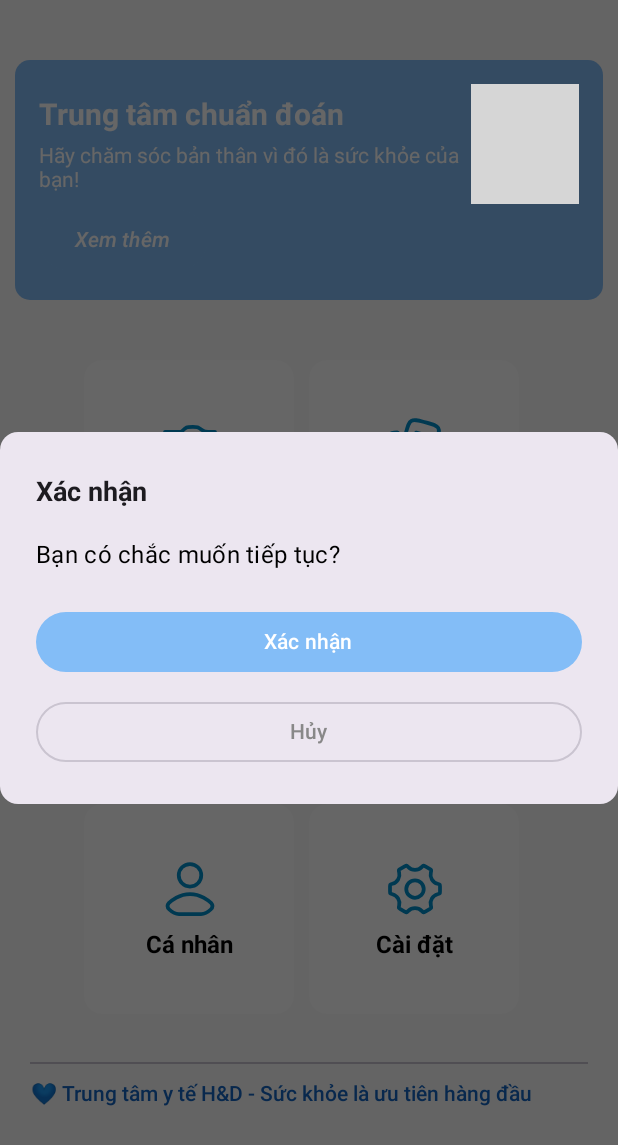
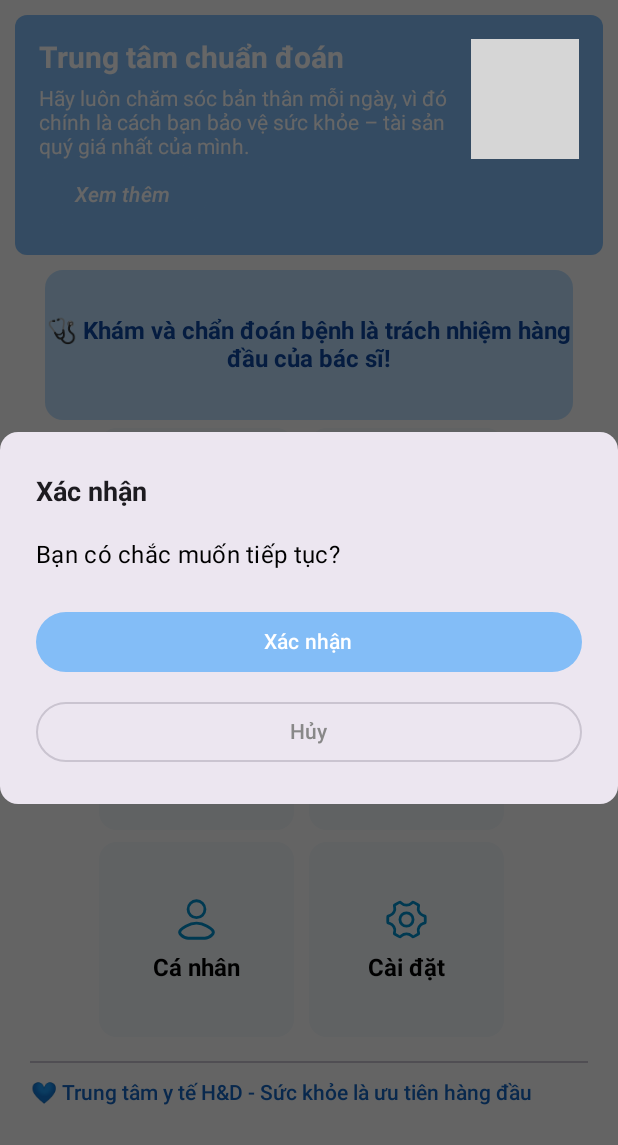
Before and after one commit to PhamHong03/healthy_diagnosis, an Android app built with Jetpack Compose: the HomeScreen screen opened through its navigation route, on a phone screen of 412 x 824 dp. Shown: the top 1145 px of the screen. Run offline under Robolectric (Android 15) with nearby library versions, the phone set to English and light mode, and no system bars; our stand-ins replace Dagger/Hilt's generated code, Firebase (no records; nobody signed in at launch, a user with empty details on screens opened directly); grey boxes are pictures that could not be loaded.

Commit message:
update screen worklis

```diff
--- a/app/src/main/java/com/example/healthy_diagnosis/core/utils/DrawerNav.kt
+++ b/app/src/main/java/com/example/healthy_diagnosis/core/utils/DrawerNav.kt
@@ -85,12 +85,10 @@ fun DrawerMenu(
                 )
             }
             Divider()
-            MenuItemDrawer(text = "Danh sách", iconResId = R.drawable.note_stroke_rounded) { onMenuItemClick("list") }
-            MenuItemDrawer(text = "Chẩn đoán", iconResId = R.drawable.cameradiag) { onMenuItemClick("Diagnosis") }
-            MenuItemDrawer(text = "CSSK", iconResId = R.drawable.cssk) { onMenuItemClick("CSSK") }
+            MenuItemDrawer(text = "Công việc", iconResId = R.drawable.cssk) { onMenuItemClick("Healthcare") }
+            MenuItemDrawer(text = "Danh sách", iconResId = R.drawable.note_stroke_rounded) { onMenuItemClick("Patients") }
             MenuItemDrawer(text = "Kết quả", iconResId = R.drawable.result) { onMenuItemClick("Result") }
             MenuItemDrawer(text = "Ghi chú", iconResId = R.drawable.note) { onMenuItemClick("Notes") }
-            MenuItemDrawer(text = "Hội chuẩn", iconResId = R.drawable.video) { onMenuItemClick("HoiChuan") }
             MenuItemDrawer(text = "Cá nhân", iconResId = R.drawable.user) { onMenuItemClick("Personal") }
             MenuItemDrawer(text = "Cài đặt", iconResId = R.drawable.setting) { onMenuItemClick("Setting") }
             MenuItemDrawer(text = "Logout", iconResId = R.drawable.user) { onMenuItemClick("Logout") }
--- a/app/src/main/java/com/example/healthy_diagnosis/core/utils/exportDiagnosisToPdf.kt
+++ b/app/src/main/java/com/example/healthy_diagnosis/core/utils/exportDiagnosisToPdf.kt
@@ -127,7 +127,7 @@ suspend fun exportDiagnosisToPdf(context: Context, detail: DiagnosisFullInfo): F
 
     // ======= HÌNH ẢNH VÀ CHỮ "HÌNH ẢNH CHẨN ĐOÁN" ========
     val imageTopY = y + 30f
-    val imageUrl = "http://192.168.1.9:5000/${detail.image_path}"
+    val imageUrl = "http://192.168.70.24:5000/${detail.image_path}"
 
     val textLeftX = 40f
     val imageWidth = 300
--- a/app/src/main/java/com/example/healthy_diagnosis/data/datasources/local/ImagesDao.kt
+++ b/app/src/main/java/com/example/healthy_diagnosis/data/datasources/local/ImagesDao.kt
@@ -7,6 +7,7 @@ import androidx.room.Query
 import androidx.room.Update
 import com.example.healthy_diagnosis.data.models.AppointmentFormEntity
 import com.example.healthy_diagnosis.data.models.ImagesEntity
+import com.example.healthy_diagnosis.data.models.RoomEntity
 import okhttp3.Response
 
 @Dao
@@ -21,6 +22,10 @@ interface ImagesDao {
     @Query("DELETE FROM images")
     suspend fun deleteAllImages()
 
+
+    @Insert(onConflict = OnConflictStrategy.REPLACE)
+    suspend fun insertAll(room: List<ImagesEntity>)
+
     @Update
     suspend fun update(imagesEntity: ImagesEntity)
 
--- a/app/src/main/java/com/example/healthy_diagnosis/data/datasources/local/PatientDetailsDao.kt
+++ b/app/src/main/java/com/example/healthy_diagnosis/data/datasources/local/PatientDetailsDao.kt
@@ -2,7 +2,6 @@ package com.example.healthy_diagnosis.data.datasources.local
 
 import androidx.room.Dao
 import androidx.room.Query
-import com.example.healthy_diagnosis.data.models.PatientEntity
 import com.example.healthy_diagnosis.domain.usecases.appointment.AppointmentDetails
 
 @Dao
@@ -29,11 +28,12 @@ interface PatientDetailsDao {
     FROM appointment_forms a
     INNER JOIN application_forms af ON a.application_form_id = af.id
     INNER JOIN patients p ON af.patient_id = p.id
-    LEFT JOIN images i ON a.id = i.appointment_id
-    LEFT JOIN diagnose_disease d ON i.diseases_id = d.id
+    LEFT JOIN images i ON a.id = i.appointment_id  -- Ensure 'appointment_id' is correct
+    LEFT JOIN diagnose_disease d ON i.diseases_id = d.id  -- Check the correct foreign key
     LEFT JOIN category_disease c ON d.category_disease_id = c.id
     WHERE p.id = :patient_id
     ORDER BY af.application_form_date DESC
+
 """)
     suspend fun getAllAppointmentByPatientId(patient_id: Int): List<AppointmentDetails>
 
--- a/app/src/main/java/com/example/healthy_diagnosis/di/NetworkModule.kt
+++ b/app/src/main/java/com/example/healthy_diagnosis/di/NetworkModule.kt
@@ -26,7 +26,7 @@ import javax.inject.Singleton
 object NetworkModule {
 
 //    private val BASE_URL = "http://10.0.2.2:5000"
-    private val BASE_URL = "http://192.168.1.9:5000/"
+    private val BASE_URL = "http://192.168.70.24:5000/"
 
     @Provides
     @Singleton
--- a/app/src/main/java/com/example/healthy_diagnosis/domain/usecases/patient/PatientWithApplicationDate.kt
+++ b/app/src/main/java/com/example/healthy_diagnosis/domain/usecases/patient/PatientWithApplicationDate.kt
@@ -5,5 +5,6 @@ data class PatientWithApplicationDate(
     val patient_name: String,
     val application_form_date: String,
     val application_form_id: Int,
-    val application_form_content: String
+    val application_form_content: String,
+    val application_form_room_id: String
 )
--- a/app/src/main/java/com/example/healthy_diagnosis/infrastructure/repositories/ImagesRepositoryImpl.kt
+++ b/app/src/main/java/com/example/healthy_diagnosis/infrastructure/repositories/ImagesRepositoryImpl.kt
@@ -16,28 +16,6 @@ class ImagesRepositoryImpl @Inject constructor(
     private val imagesDao: ImagesDao,
     private val imagesApiService: ImagesApiService
 ) : ImagesRepository{
-//    override suspend fun uploadImage(
-//        image: MultipartBody.Part,
-//        physicianId: RequestBody,
-//        appointmentId: RequestBody,
-//        diseasesId: RequestBody?
-//    ): Boolean {
-//        return try {
-//            val response = imagesApiService.uploadImage(image, physicianId, appointmentId, diseasesId)
-//            if (response.isSuccessful) {
-//                Log.d("Upload", "Image uploaded successfully")
-//                true
-//            } else {
-//                Log.e("Upload", "Failed to upload image: ${response.code()} - ${response.message()}, $response")
-//                false
-//            }
-//        } catch (e: Exception) {
-//            Log.e("Upload", "Upload failed: ${e.message}", e)
-//            false
-//        }
-//    }
-
-
 
     override suspend fun getImageById(imageId: Int): ImagesEntity? {
         val response = imagesApiService.getImageById(imageId)
@@ -64,15 +42,34 @@ class ImagesRepositoryImpl @Inject constructor(
         }
     }
 
+//    override suspend fun getAllImages(): List<ImagesEntity> {
+//        return try {
+//            imagesApiService.getImages()
+//        } catch (e: Exception) {
+//            emptyList()
+//        }
+//    }
     override suspend fun getAllImages(): List<ImagesEntity> {
-        return try {
-            imagesApiService.getImages()
-        } catch (e: Exception) {
-            emptyList()
+//        return try {
+//            val images = imagesDao.getAllImages()
+//            Log.d("ImagesRepositoryImpl", "Fetched ${images.size} images from Room")
+//            images
+//        } catch (e: Exception) {
+//            Log.e("ImagesRepositoryImpl", "Error fetching images from Room: ${e.message}")
+//            emptyList()
+//        }
+        return runCatching {
+            val images = imagesApiService.getImages()
+            imagesDao.insertAll(images)
+            images
+        }.getOrElse {
+            Log.e("ImagesRepo", "Lỗi kết nối API:: ${it.message}")
+            imagesDao.getAllImages()
         }
     }
 
     override suspend fun insertImages(images: List<ImagesEntity>) {
+        Log.d("ImagesRepositoryImpl", "Inserting ${images.size} images into Room")
         imagesDao.insertImages(images)
     }
 
--- a/app/src/main/java/com/example/healthy_diagnosis/presentation/screen/doctors/DiagnosisScreen.kt
+++ b/app/src/main/java/com/example/healthy_diagnosis/presentation/screen/doctors/DiagnosisScreen.kt
@@ -134,8 +134,9 @@ fun DiagnosisScreen(
                 DrawerMenu { selectedItem ->
                     when (selectedItem) {
                         "Home" -> navController.navigate("home")
-                        "List" -> navController.navigate("patient_info")
-                        "Diagnosis" -> navController.navigate("diagnosis")
+                        "Healthcare" -> navController.navigate("healthcare")
+                        "Patients" -> navController.navigate("patients")
+
                     }
                 }
             }
--- a/app/src/main/java/com/example/healthy_diagnosis/presentation/screen/doctors/HomeScreen.kt
+++ b/app/src/main/java/com/example/healthy_diagnosis/presentation/screen/doctors/HomeScreen.kt
@@ -65,7 +65,7 @@ fun HomeScreen(
         MenuItemData("Công việc", R.drawable.cssk, "healthcare" ),
 //        MenuItemData("Chẩn đoán", R.drawable.cameraa, "diagnosis"),
         MenuItemData("Danh sách", R.drawable.note_stroke_rounded, "patients" ),
-        MenuItemData("Kết qưuả", R.drawable.result, "results"),
+        MenuItemData("Kết quả", R.drawable.result, "results"),
         MenuItemData("Ghi chú", R.drawable.note, "notes" ),
 //        MenuItemData("Hội chuẩn", R.drawable.video, "meetings"),
         MenuItemData("Cá nhân", R.drawable.user, "profile"),
@@ -111,12 +111,12 @@ fun HomeScreen(
         Column(
             modifier = Modifier
                 .fillMaxSize()
-                .padding(top = 20.dp)
+//                .padding(top = 8.dp)
                 .verticalScroll(rememberScrollState())
         ) {
 //            HeaderSection(authViewModel, notificationCount, "Hello Dr. ")
 //            SearchBar()
-            Spacer(modifier = Modifier.height(10.dp))
+//            Spacer(modifier = Modifier.height(10.dp))
             Banner(padding = 10.dp)
 //            Box(
 //                modifier = Modifier
@@ -133,10 +133,26 @@ fun HomeScreen(
 //                    color = Color(0xFF0D47A1)
 //                )
 //            }
-            Spacer(modifier = Modifier.height(20.dp))
+//            Spacer(modifier = Modifier.height(10.dp))
+            Box(
+                modifier = Modifier
+                    .fillMaxWidth()
+                    .height(100.dp)
+                    .padding(horizontal = 30.dp)
+                    .background(Color(0xFFBBDEFB), shape = RoundedCornerShape(12.dp)),
+                contentAlignment = Alignment.Center
+            ) {
+                Text(
+                    text = "🩺 Khám và chẩn đoán bệnh là trách nhiệm hàng đầu của bác sĩ!",
+                    textAlign = TextAlign.Center,
+                    fontSize = 16.sp,
+                    fontWeight = FontWeight.Bold,
+                    color = Color(0xFF0D47A1)
+                )
+            }
             MenuGridWithRows(items, navController)
 
-            Spacer(modifier = Modifier.height(20.dp))
+            Spacer(modifier = Modifier.height(4.dp))
             Box(
                 modifier = Modifier
                     .fillMaxSize()
@@ -169,7 +185,7 @@ fun HomeScreen(
 @Composable
 fun Banner(padding : Dp) {
     Card(
-        shape = RoundedCornerShape(10.dp),
+        shape = RoundedCornerShape(8.dp),
         modifier = Modifier
             .fillMaxWidth()
             .padding(padding),
@@ -193,7 +209,7 @@ fun Banner(padding : Dp) {
                     )
                     Spacer(modifier = Modifier.height(8.dp))
                     Text(
-                        text = "Hãy chăm sóc bản thân vì đó là sức khỏe của bạn!",
+                        text = "Hãy luôn chăm sóc bản thân mỗi ngày, vì đó chính là cách bạn bảo vệ sức khỏe – tài sản quý giá nhất của mình.",
                         fontSize = 14.sp,
                         color = Color.White
                     )
@@ -231,10 +247,10 @@ fun Banner(padding : Dp) {
 fun MenuItemCard(item: MenuItemData, navController: NavController, modifier: Modifier) {
     Box(
         modifier = Modifier
-            .size(140.dp)
+            .size(130.dp)
             .clip(RoundedCornerShape(12.dp))
-            .background(Color(0xFFFFFFFF))
-            .padding(16.dp)
+            .background(Color(0xFFF1F5F9))
+            .padding(8.dp)
             .clickable {
                 navController.navigate(item.destination)
                 try {
@@ -253,7 +269,7 @@ fun MenuItemCard(item: MenuItemData, navController: NavController, modifier: Mod
                 painter = painterResource(id = item.iconRes),
                 contentDescription = item.title,
                 tint = MenuItemColor,
-                modifier = Modifier.size(40.dp)
+                modifier = Modifier.size(30.dp)
             )
             Spacer(modifier = Modifier.height(8.dp))
             Text(text = item.title, fontSize = 16.sp, fontWeight = FontWeight.Bold, color = Color.Black)
@@ -266,7 +282,7 @@ fun MenuGridWithRows(menuItems: List<MenuItemData>, navController: NavController
     Column(
         modifier = Modifier
             .fillMaxWidth()
-            .padding(top = 10.dp),
+            .padding(top = 5.dp),
         verticalArrangement = Arrangement.spacedBy(8.dp)
     ) {
         menuItems.chunked(2).forEach { rowItems ->
--- a/app/src/main/java/com/example/healthy_diagnosis/presentation/screen/doctors/ResultScreen.kt
+++ b/app/src/main/java/com/example/healthy_diagnosis/presentation/screen/doctors/ResultScreen.kt
@@ -44,7 +44,7 @@ import kotlinx.coroutines.CoroutineScope
 import kotlinx.coroutines.Dispatchers
 import kotlinx.coroutines.launch
 
-private const val BASE_URL = "http://192.168.1.9:5000/"
+private const val BASE_URL = "http://192.168.70.24:5000/"
 @Composable
 fun ResultScreen(
     navController: NavController,
--- a/app/src/main/java/com/example/healthy_diagnosis/presentation/viewmodel/AppointmentFormViewModel.kt
+++ b/app/src/main/java/com/example/healthy_diagnosis/presentation/viewmodel/AppointmentFormViewModel.kt
@@ -20,8 +20,12 @@ import javax.inject.Inject
 class AppointmentFormViewModel  @Inject constructor(
     private val appointmentFormRepository: AppointmentFormRepository
 ): ViewModel(){
+//    private val _appointmentFormList = MutableStateFlow<List<AppointmentFormEntity>>(emptyList())
+//    val appointmentFormList: StateFlow<List<AppointmentFormEntity>> = _appointmentFormList
+
+
     private val _appointmentFormList = MutableStateFlow<List<AppointmentFormEntity>>(emptyList())
-    val appointmentFormList: StateFlow<List<AppointmentFormEntity>> = _appointmentFormList
+    val appointmentFormList = _appointmentFormList
 
     private val _isSave = MutableStateFlow(false)
     val isSave: StateFlow<Boolean> get() = _isSave
--- a/app/src/main/java/com/example/healthy_diagnosis/presentation/viewmodel/ImagesViewModel.kt
+++ b/app/src/main/java/com/example/healthy_diagnosis/presentation/viewmodel/ImagesViewModel.kt
@@ -44,59 +44,23 @@ class ImagesViewModel @Inject constructor(
     private val _imageUpdateStatus = MutableLiveData<Boolean>()
     val imageUpdateStatus: LiveData<Boolean> get() = _imageUpdateStatus
 
-//    fun uploadImage(uri: Uri, physicianId: Int, appointmentId: Int, diseasesId: Int?, onResult: (Boolean) -> Unit  ) {
-//        val context = application.applicationContext
-//        viewModelScope.launch {
-//            try {
-//                val inputStream = context.contentResolver.openInputStream(uri)
-//                if (inputStream == null) {
-//                    Log.e("Upload", "Không thể mở InputStream từ URI.")
-//                    onResult(false)
-//                    return@launch
-//                }
-//
-//                val filePart = prepareImagePart(context, uri)
-//                val physicianIdBody = physicianId.toString().toRequestBody("text/plain".toMediaTypeOrNull())
-//                val appointmentIdBody = appointmentId.toString().toRequestBody("text/plain".toMediaTypeOrNull())
-//                val diseasesIdBody = (diseasesId ?: 0).toString().toRequestBody("text/plain".toMediaTypeOrNull())
-//
-//                Log.d("Upload", "physicianId=$physicianId, appointmentId=$appointmentId, diseasesId=${diseasesId ?: 0}")
-//
-//                val isUploaded = imagesRepository.uploadImage(
-//                    image = filePart,
-//                    physicianId = physicianIdBody,
-//                    appointmentId = appointmentIdBody,
-//                    diseasesId = diseasesIdBody
-//                )
-//
-//                if (isUploaded) {
-//                    val newImage = ImagesEntity(
-//                        images_path = uri.toString(),
-//                        created_at = getCurrentTimestamp(),
-//                        physician_id = physicianId,
-//                        diseases_id = diseasesId,
-//                        appointment_id = appointmentId
-//                    )
-//                    imagesRepository.insertImages(listOf(newImage))
-//
-//                    withContext(Dispatchers.IO) {
-//                        val updatedList = _imagesList.value.toMutableList().apply {
-//                            add(newImage)
-//                        }
-//                        _imagesList.value = updatedList
-//                    }
-//                    Log.d("Upload", "Upload thành công và lưu vào Room!")
-//                    onResult(true)
-//                } else {
-//                    Log.e("Upload", "Upload thất bại!")
-//                    onResult(false)
-//                }
-//            } catch (e: Exception) {
-//                Log.e("Upload", "Lỗi khi upload: ${e.message}", e)
-//                onResult(false)
-//            }
-//        }
-//    }
+    init {
+        fetchImages()
+    }
+    fun fetchImages() {
+        viewModelScope.launch {
+            try {
+                _isLoading.value = true
+                _imagesList.value = imagesRepository.getAllImages()
+                Log.d("ImagesViewModel", "Fetched ${_imagesList.value.size} images from repository")
+                _isLoading.value = false
+            } catch (e: Exception) {
+                Log.e("ImagesViewModel", "Error fetching images: ${e.message}")
+                _isLoading.value = false
+            }
+        }
+    }
+
     fun uploadImage(
         uri: Uri,
         physicianId: Int,
@@ -199,17 +163,4 @@ class ImagesViewModel @Inject constructor(
         return java.text.SimpleDateFormat("yyyy-MM-dd HH:mm:ss", java.util.Locale.getDefault()).format(java.util.Date())
     }
 
-    fun fetchImages(){
-        viewModelScope.launch {
-            try {
-                _imagesList.value = imagesRepository.getAllImages()
-            }catch (e: Exception) {
-                Log.e("ImagesViewModel", "Error fetching patients: ${e}")
-            }
-        }
-    }
-
-    init {
-        fetchImages()
-    }
 }
--- a/app/src/main/res/xml/network_security_config.xml
+++ b/app/src/main/res/xml/network_security_config.xml
@@ -2,6 +2,6 @@
 <network-security-config>
     <domain-config cleartextTrafficPermitted="true">
 <!--        <domain includeSubdomains="true">10.0.2.2</domain>-->
-        <domain includeSubdomains="true">192.168.1.9</domain>
+        <domain includeSubdomains="true">192.168.70.24</domain>
     </domain-config>
 </network-security-config>
```
Also changed, not shown: app/src/main/java/com/example/healthy_diagnosis/domain/usecases/appointment/AppointmentDetails.kt (+4 -4 lines), app/src/main/java/com/example/healthy_diagnosis/presentation/navigation/MyAppNavigation.kt (+9 -2 lines), app/src/main/java/com/example/healthy_diagnosis/presentation/screen/doctors/CustomerList.kt (+17 -2 lines), app/src/main/java/com/example/healthy_diagnosis/presentation/screen/doctors/PatientDetail.kt (+61 -8 lines), app/src/main/java/com/example/healthy_diagnosis/presentation/screen/doctors/WorkList.kt (+9 -5 lines).
